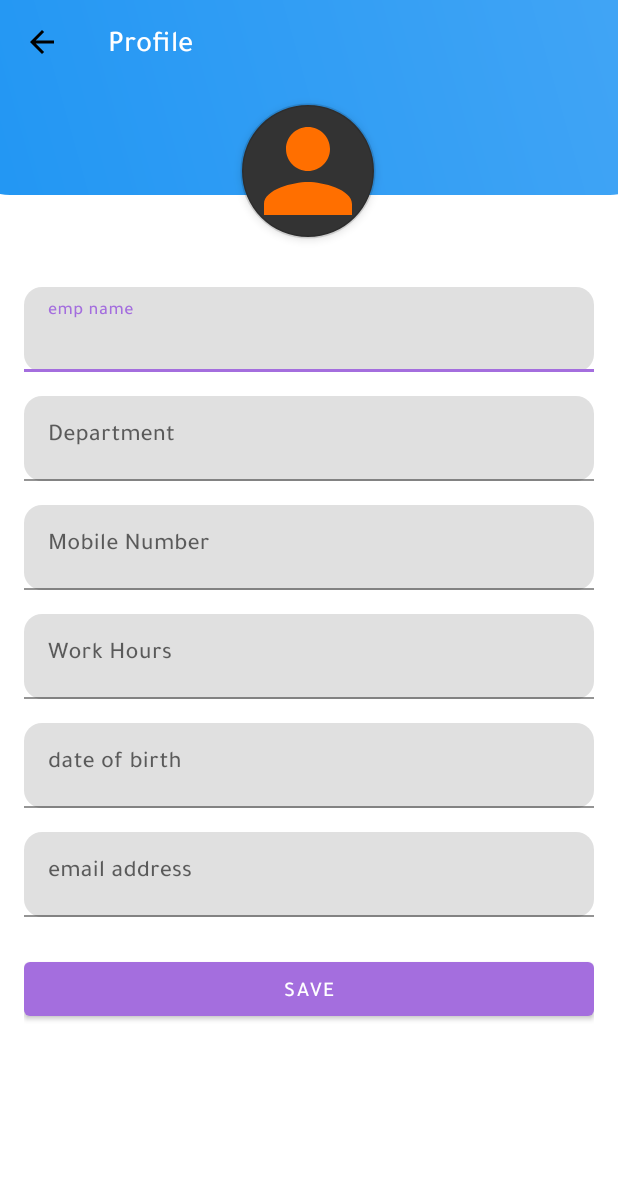
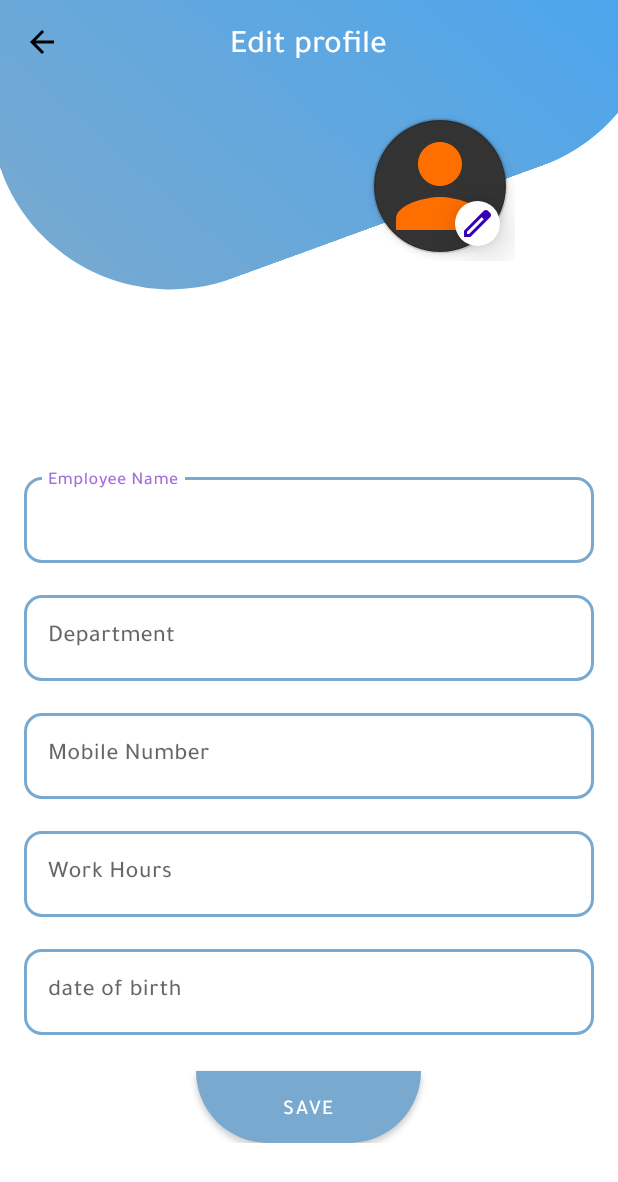
Before and after one commit to deadway20/Connect, an Android app: the EditProfileActivity screen opened directly, with no data from a screen before it, on a phone screen of 412 x 824 dp. Shown: the top 1182 px of the screen. Run offline under Robolectric (Android 15) with nearby library versions, the phone set to English and light mode, and no system bars; our stand-ins replace CircleImageView.

Commit message:
make new EditProfileActivity

```diff
--- a/app/src/main/java/com/coder_x/connect/EditProfileActivity.kt
+++ b/app/src/main/java/com/coder_x/connect/EditProfileActivity.kt
@@ -1,22 +1,38 @@
 package com.coder_x.connect
 
+import android.content.Context
 import android.content.Intent
+import android.net.Uri
 import android.os.Bundle
 import android.util.Log
+import android.view.View
 import androidx.appcompat.app.AppCompatActivity
 import androidx.core.net.toUri
 import com.coder_x.connect.databinding.ActivityEditProfileBinding
 
 
 class EditProfileActivity : AppCompatActivity() {
+
+    override fun attachBaseContext(baseContext: Context) {
+        super.attachBaseContext(LocaleHelper.getLocalizedContext(baseContext))
+    }
+
     private lateinit var prefsHelper: SharedPrefsHelper
     private lateinit var binding: ActivityEditProfileBinding
+    private lateinit var imageHelper: ImageHelper
+    private var imageUri: Uri? = null
+
     override fun onCreate(savedInstanceState: Bundle?) {
         super.onCreate(savedInstanceState)
         binding = ActivityEditProfileBinding.inflate(layoutInflater)
         setContentView(binding.root)
         prefsHelper = SharedPrefsHelper(this)
 
+        binding.toolbar.setNavigationOnClickListener {
+            finish()
+            startActivity(Intent(this, ProfileActivity::class.java))
+        }
+        viewDirection(binding.view)
 
         // استرجاع صورة الموظف
         val imagePath = prefsHelper.getEmpImagePath()
@@ -65,4 +81,18 @@ class EditProfileActivity : AppCompatActivity() {
         }
 
     }
+
+    private fun viewDirection(view: View) {
+        prefsHelper = SharedPrefsHelper(this)
+        if (prefsHelper.getLanguage() == "en") {
+            view.rotation = -20f
+            view.pivotX = -50f
+            view.pivotY = 80f
+
+        } else {
+            view.rotation = 20f
+            view.pivotX = 1500f
+            view.pivotY = 80f
+        }
+    }
 }
--- a/app/src/main/java/com/coder_x/connect/EmployeeFragment.kt
+++ b/app/src/main/java/com/coder_x/connect/EmployeeFragment.kt
@@ -1,6 +1,5 @@
 package com.coder_x.connect
 
-import ImageHelper
 import android.content.Intent
 import android.net.Uri
 import android.os.Bundle
--- a/app/src/main/java/com/coder_x/connect/ImageHelper.kt
+++ b/app/src/main/java/com/coder_x/connect/ImageHelper.kt
@@ -1,3 +1,5 @@
+package com.coder_x.connect
+
 import android.Manifest
 import android.app.Activity
 import android.content.Intent
--- /dev/null
+++ b/app/src/main/res/color/outline_color.xml
@@ -0,0 +1,8 @@
+<?xml version="1.0" encoding="utf-8"?>
+<selector xmlns:android="http://schemas.android.com/apk/res/android">
+    <!-- عند عدم الفوكس -->
+    <item android:color="#79A9CE" android:state_focused="false" android:state_hovered="false" android:state_checked="false" />
+
+    <!-- عند الفوكس -->
+    <item android:color="#79A9CE" android:state_focused="true" />
+</selector>
--- a/app/src/main/res/drawable/header_profile.xml
+++ b/app/src/main/res/drawable/header_profile.xml
@@ -1,11 +1,11 @@
 <?xml version="1.0" encoding="utf-8"?>
 <shape xmlns:android="http://schemas.android.com/apk/res/android">
     <gradient
-        android:startColor="@color/header_start"
+        android:startColor="#79A9CE"
         android:endColor="@color/header_end"
         android:angle="45" />
 
     <corners
-        android:bottomRightRadius="30dp"
-        android:bottomLeftRadius="30dp" />
+        android:bottomRightRadius="120dp"
+        android:bottomLeftRadius="120dp" />
 </shape>
--- a/app/src/main/res/drawable/ic_language.xml
+++ b/app/src/main/res/drawable/ic_language.xml
@@ -9,8 +9,8 @@
     <group
         android:pivotX="12"
         android:pivotY="12"
-        android:scaleX="0.8"
-        android:scaleY="0.8">
+        android:scaleX="1.0"
+        android:scaleY="1.0">
         <path
             android:fillColor="@color/theme_color"
             android:pathData="M16.36,14C16.44,13.34 16.5,12.68 16.5,12C16.5,11.32 16.44,10.66 16.36,10H19.74C19.9,10.64 20,11.31 20,12C20,12.69 19.9,13.36 19.74,14M14.59,19.56C15.19,18.45 15.65,17.25 15.97,16H18.92C17.96,17.65 16.43,18.93 14.59,19.56M14.34,14H9.66C9.56,13.34 9.5,12.68 9.5,12C9.5,11.32 9.56,10.65 9.66,10H14.34C14.43,10.65 14.5,11.32 14.5,12C14.5,12.68 14.43,13.34 14.34,14M12,19.96C11.17,18.76 10.5,17.43 10.09,16H13.91C13.5,17.43 12.83,18.76 12,19.96M8,8H5.08C6.03,6.34 7.57,5.06 9.4,4.44C8.8,5.55 8.35,6.75 8,8M5.08,16H8C8.35,17.25 8.8,18.45 9.4,19.56C7.57,18.93 6.03,17.65 5.08,16M4.26,14C4.1,13.36 4,12.69 4,12C4,11.31 4.1,10.64 4.26,10H7.64C7.56,10.66 7.5,11.32 7.5,12C7.5,12.68 7.56,13.34 7.64,14M12,4.03C12.83,5.23 13.5,6.57 13.91,8H10.09C10.5,6.57 11.17,5.23 12,4.03M18.92,8H15.97C15.65,6.75 15.19,5.55 14.59,4.44C16.43,5.07 17.96,6.34 18.92,8M12,2C6.47,2 2,6.5 2,12A10,10 0 0,0 12,22A10,10 0 0,0 22,12A10,10 0 0,0 12,2Z" />
--- /dev/null
+++ b/app/src/main/res/drawable/ic_pen.xml
@@ -0,0 +1,17 @@
+<vector xmlns:android="http://schemas.android.com/apk/res/android"
+    android:width="24dp"
+    android:height="24dp"
+    android:tint="@color/purple_500"
+    android:viewportWidth="960"
+    android:viewportHeight="960">
+
+    <group
+        android:pivotX="480"
+        android:pivotY="480"
+        android:scaleX="0.8"
+        android:scaleY="0.8">
+        <path
+            android:fillColor="@android:color/white"
+            android:pathData="M200,760L257,760L648,369L591,312L200,703L200,760ZM120,840L120,670L648,143Q660,132 674.5,126Q689,120 705,120Q721,120 736,126Q751,132 762,144L817,200Q829,211 834.5,226Q840,241 840,256Q840,272 834.5,286.5Q829,301 817,313L290,840L120,840ZM760,256L760,256L704,200L704,200L760,256ZM619,341L591,312L591,312L648,369L648,369L619,341Z" />
+    </group>
+</vector>
--- a/app/src/main/res/layout/activity_edit_profile.xml
+++ b/app/src/main/res/layout/activity_edit_profile.xml
@@ -6,14 +6,18 @@
     android:layout_width="match_parent"
     android:layout_height="match_parent"
     android:fillViewport="true"
+    android:layoutDirection="locale"
     android:fitsSystemWindows="true"
     tools:context=".ServerSettingActivity">
 
     <View
         android:id="@+id/view"
         android:layout_width="460dp"
-        android:layout_height="130dp"
+        android:layout_height="250dp"
         android:background="@drawable/header_profile"
+        android:rotation="-20"
+        android:transformPivotX="-70dp"
+        android:transformPivotY="80dp"
         app:layout_constraintEnd_toEndOf="parent"
         app:layout_constraintHorizontal_bias="0.51"
         app:layout_constraintStart_toStartOf="parent"
@@ -29,9 +33,27 @@
         app:layout_constraintStart_toStartOf="parent"
         app:layout_constraintTop_toTopOf="parent"
         app:navigationIcon="?attr/homeAsUpIndicator"
-        app:title="Profile"
-        app:titleCentered="true"
-        app:titleTextColor="@color/white" />
+        app:titleTextColor="@color/white">
+
+        <TextView
+            android:layout_width="wrap_content"
+            android:layout_height="wrap_content"
+            android:layout_gravity="center"
+            android:text="@string/profile"
+            android:textColor="@color/white"
+            android:textSize="22sp" />
+    </androidx.appcompat.widget.Toolbar>
+
+    <androidx.constraintlayout.widget.ConstraintLayout
+        android:id="@+id/imageContainer"
+        android:layout_width="wrap_content"
+        android:layout_height="wrap_content"
+        android:layout_marginTop="10dp"
+        android:layout_marginEnd="8dp"
+        app:layout_constraintEnd_toEndOf="parent"
+        app:layout_constraintHorizontal_bias="0.8"
+        app:layout_constraintStart_toStartOf="parent"
+        app:layout_constraintTop_toBottomOf="@+id/toolbar">
 
         <com.google.android.material.imageview.ShapeableImageView
             android:id="@+id/employee_image"
@@ -45,17 +67,34 @@
             android:scaleType="centerCrop"
             android:src="@drawable/emp_img"
             app:layout_constraintEnd_toEndOf="parent"
-        app:layout_constraintHorizontal_bias="0.498"
             app:layout_constraintStart_toStartOf="parent"
-        app:layout_constraintTop_toBottomOf="@+id/toolbar"
+            app:layout_constraintTop_toTopOf="parent"
             app:shapeAppearanceOverlay="@style/CircleImageView"
             app:strokeWidth="2dp"
             tools:ignore="HardcodedText" />
 
+        <com.google.android.material.imageview.ShapeableImageView
+            android:id="@+id/edit_image"
+            android:layout_width="30dp"
+            android:layout_height="30dp"
+            android:layout_marginEnd="10dp"
+            android:layout_marginBottom="10dp"
+            android:background="@color/white"
+            android:elevation="8dp"
+
+            android:scaleType="centerCrop"
+            android:src="@drawable/ic_pen"
+            android:translationZ="8dp"
+            app:layout_constraintBottom_toBottomOf="@+id/employee_image"
+            app:layout_constraintEnd_toEndOf="@+id/employee_image"
+            app:shapeAppearanceOverlay="@style/CircleImageView"
+            app:tint="@color/purple_700" />
+    </androidx.constraintlayout.widget.ConstraintLayout>
+
     <ScrollView
-        android:layout_width="0dp"
-        android:layout_height="0dp"
-        android:layout_marginTop="45dp"
+        android:layout_width="match_parent"
+        android:layout_height="wrap_content"
+        android:orientation="horizontal"
         app:layout_constraintBottom_toBottomOf="parent"
         app:layout_constraintEnd_toEndOf="parent"
         app:layout_constraintStart_toStartOf="parent"
@@ -69,15 +108,16 @@
 
             <com.google.android.material.textfield.TextInputLayout
                 android:id="@+id/employeeNameLayout"
+                style="@style/Widget.MaterialComponents.TextInputLayout.OutlinedBox"
                 android:layout_width="match_parent"
+                android:layout_height="wrap_content"
+                android:hint="@string/emp_name"
                 app:boxCornerRadiusBottomEnd="12dp"
                 app:boxCornerRadiusBottomStart="12dp"
                 app:boxCornerRadiusTopEnd="12dp"
                 app:boxCornerRadiusTopStart="12dp"
-                android:background="@null"
-                android:layout_height="wrap_content"
-                android:hint="@string/emp_name"
-                app:boxStrokeColor="@color/purple_500">
+                app:boxStrokeColor="@color/outline_color"
+                app:boxStrokeWidth="2dp">
 
                 <com.google.android.material.textfield.TextInputEditText
                     android:id="@+id/employeeNameEditText"
@@ -88,16 +128,18 @@
 
             <com.google.android.material.textfield.TextInputLayout
                 android:id="@+id/departmentLayout"
+                style="@style/Widget.MaterialComponents.TextInputLayout.OutlinedBox"
                 android:layout_width="match_parent"
+                android:layout_height="wrap_content"
+                android:layout_marginTop="16dp"
+                android:background="@null"
+                android:hint="@string/emp_dapartment_txt"
                 app:boxCornerRadiusBottomEnd="12dp"
                 app:boxCornerRadiusBottomStart="12dp"
                 app:boxCornerRadiusTopEnd="12dp"
                 app:boxCornerRadiusTopStart="12dp"
-                android:background="@null"
-                android:layout_height="wrap_content"
-                android:layout_marginTop="16dp"
-                android:hint="@string/emp_dapartment_txt"
-                app:boxStrokeColor="@color/purple_500">
+                app:boxStrokeColor="@color/outline_color"
+                app:boxStrokeWidth="2dp">
 
                 <com.google.android.material.textfield.TextInputEditText
                     android:id="@+id/departmentEditText"
@@ -108,16 +150,18 @@
 
             <com.google.android.material.textfield.TextInputLayout
                 android:id="@+id/mobileLayout"
+                style="@style/Widget.MaterialComponents.TextInputLayout.OutlinedBox"
                 android:layout_width="match_parent"
+                android:layout_height="wrap_content"
+                android:layout_marginTop="16dp"
+                android:background="@null"
+                android:hint="@string/mobile_number"
                 app:boxCornerRadiusBottomEnd="12dp"
                 app:boxCornerRadiusBottomStart="12dp"
                 app:boxCornerRadiusTopEnd="12dp"
                 app:boxCornerRadiusTopStart="12dp"
-                android:background="@null"
-                android:layout_height="wrap_content"
-                android:layout_marginTop="16dp"
-                android:hint="@string/mobile_number"
-                app:boxStrokeColor="@color/purple_500">
+                app:boxStrokeColor="@color/outline_color"
+                app:boxStrokeWidth="2dp">
 
                 <com.google.android.material.textfield.TextInputEditText
                     android:id="@+id/mobileEditText"
@@ -128,15 +172,17 @@
 
             <com.google.android.material.textfield.TextInputLayout
                 android:id="@+id/workHoursLayout"
+                style="@style/Widget.MaterialComponents.TextInputLayout.OutlinedBox"
                 android:layout_width="match_parent"
                 android:layout_height="wrap_content"
+                android:layout_marginTop="16dp"
+                android:hint="@string/work_hours"
                 app:boxCornerRadiusBottomEnd="12dp"
                 app:boxCornerRadiusBottomStart="12dp"
                 app:boxCornerRadiusTopEnd="12dp"
                 app:boxCornerRadiusTopStart="12dp"
-                android:layout_marginTop="16dp"
-                android:hint="@string/work_hours"
-                app:boxStrokeColor="@color/purple_500">
+                app:boxStrokeColor="@color/outline_color"
+                app:boxStrokeWidth="2dp">
 
                 <com.google.android.material.textfield.TextInputEditText
                     android:id="@+id/workHoursEditText"
@@ -147,53 +193,35 @@
 
             <com.google.android.material.textfield.TextInputLayout
                 android:id="@+id/dateOfBirthLayout"
+                style="@style/Widget.MaterialComponents.TextInputLayout.OutlinedBox"
                 android:layout_width="match_parent"
+                android:layout_height="wrap_content"
+                android:layout_marginTop="16dp"
+                android:hint="@string/date_of_birth"
                 app:boxCornerRadiusBottomEnd="12dp"
                 app:boxCornerRadiusBottomStart="12dp"
                 app:boxCornerRadiusTopEnd="12dp"
                 app:boxCornerRadiusTopStart="12dp"
-                android:background="@null"
-                android:layout_height="wrap_content"
-                android:layout_marginTop="16dp"
-                android:hint="@string/date_of_birth"
-                app:boxStrokeColor="@color/purple_500">
+                app:boxStrokeColor="@color/outline_color"
+                app:boxStrokeWidth="2dp">
 
                 <com.google.android.material.textfield.TextInputEditText
                     android:id="@+id/dateOfBirthEditText"
                     android:layout_width="match_parent"
                     android:layout_height="wrap_content"
-                    android:background="@null"
-                    android:focusable="false"
                     android:inputType="date"
                     app:boxStrokeColor="@color/purple_500" />
             </com.google.android.material.textfield.TextInputLayout>
 
-            <com.google.android.material.textfield.TextInputLayout
-                android:id="@+id/emailAddressLayout"
-                android:layout_width="match_parent"
-                android:layout_height="wrap_content"
-                app:boxCornerRadiusBottomEnd="12dp"
-                app:boxCornerRadiusBottomStart="12dp"
-                app:boxCornerRadiusTopEnd="12dp"
-                app:boxCornerRadiusTopStart="12dp"
-                android:layout_marginTop="16dp"
-                android:hint="@string/email_address"
-                app:boxStrokeColor="@color/purple_500">
-
-                <com.google.android.material.textfield.TextInputEditText
-                    android:id="@+id/emailAddressEditText"
-                    android:layout_width="match_parent"
-                    android:layout_height="wrap_content"
-                    android:inputType="textEmailAddress"
-                    android:background="@null" />
-            </com.google.android.material.textfield.TextInputLayout>
-
             <Button
                 android:id="@+id/saveButton"
-                android:layout_width="match_parent"
+                android:layout_width="150dp"
                 android:layout_height="wrap_content"
+                android:layout_gravity="center_horizontal"
                 android:layout_marginTop="24dp"
-                android:text="Save" />
+                android:background="@drawable/header_profile"
+                android:text="@string/save"
+                app:backgroundTint="#79A9CE" />
         </LinearLayout>
     </ScrollView>
 </androidx.constraintlayout.widget.ConstraintLayout>
--- a/app/src/main/res/values/strings.xml
+++ b/app/src/main/res/values/strings.xml
@@ -49,7 +49,7 @@
     <string name="finsh_btn">Finish</string>
     <string name="serverAddress_Card">Server Address</string>
     <string name="Monthly_calendar">Monthly Attend Days</string>
-    <string name="emp_name">emp name</string>
+    <string name="emp_name">Employee Name</string>
     <string name="evening_greeting">Good_evening ,</string>
     <string name="night_greeting">Good night ,</string>
     <string name="morning_icon">🌞</string>
@@ -65,6 +65,8 @@
     <string name="language">Language</string>
     <string name="date_of_birth">date of birth</string>
     <string name="email_address">email address</string>
+    <string name="profile">Edit profile</string>
+    <string name="save">Save</string>
 
     <string-array name="language_array">
         <item>English</item>
--- a/gradle.properties
+++ b/gradle.properties
@@ -6,7 +6,7 @@
 # http://www.gradle.org/docs/current/userguide/build_environment.html
 # Specifies the JVM arguments used for the daemon process.
 # The setting is particularly useful for tweaking memory settings.
-org.gradle.jvmargs=-Xmx2048m -Dfile.encoding=UTF-8
+org.gradle.jvmargs=-Xmx4096m -Dfile.encoding=UTF-8
 # When configured, Gradle will run in incubating parallel mode.
 # This option should only be used with decoupled projects. For more details, visit
 # https://developer.android.com/r/tools/gradle-multi-project-decoupled-projects
```
Also changed, not shown: app/src/main/java/com/coder_x/connect/DataBaseHelper.kt (+78 -6 lines), app/src/main/res/layout/activity_profile.xml (+29 -6 lines), 1 other file. Lines whose indentation alone changed are shown as unchanged.
